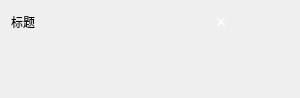
The window that src/notificationPopup.ui (SwartzMss/EasyNotify) describes before a commit, drawn with Qt 5.
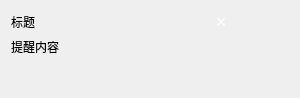
The same window after the commit.

Commit message: Add message label to notification popup

```diff
--- a/src/notificationPopup.ui
+++ b/src/notificationPopup.ui
@@ -16,7 +16,7 @@
     <height>80</height>
    </size>
   </property>
-  <layout class="QVBoxLayout" name="verticalLayout" stretch="0,1">
+  <layout class="QVBoxLayout" name="verticalLayout" stretch="0,0,1">
    <item>
     <layout class="QHBoxLayout" name="topLayout">
      <item>
@@ -47,6 +47,22 @@
      </item>
     </layout>
    </item>
+   <item>
+    <widget class="QLabel" name="messageLabel">
+     <property name="sizePolicy">
+      <sizepolicy hsizetype="Preferred" vsizetype="Preferred">
+       <horstretch>0</horstretch>
+       <verstretch>0</verstretch>
+      </sizepolicy>
+     </property>
+     <property name="text">
+      <string>提醒内容</string>
+     </property>
+     <property name="wordWrap">
+      <bool>true</bool>
+     </property>
+    </widget>
+   </item>
    <item>
     <spacer name="verticalSpacer">
      <property name="orientation">
```
